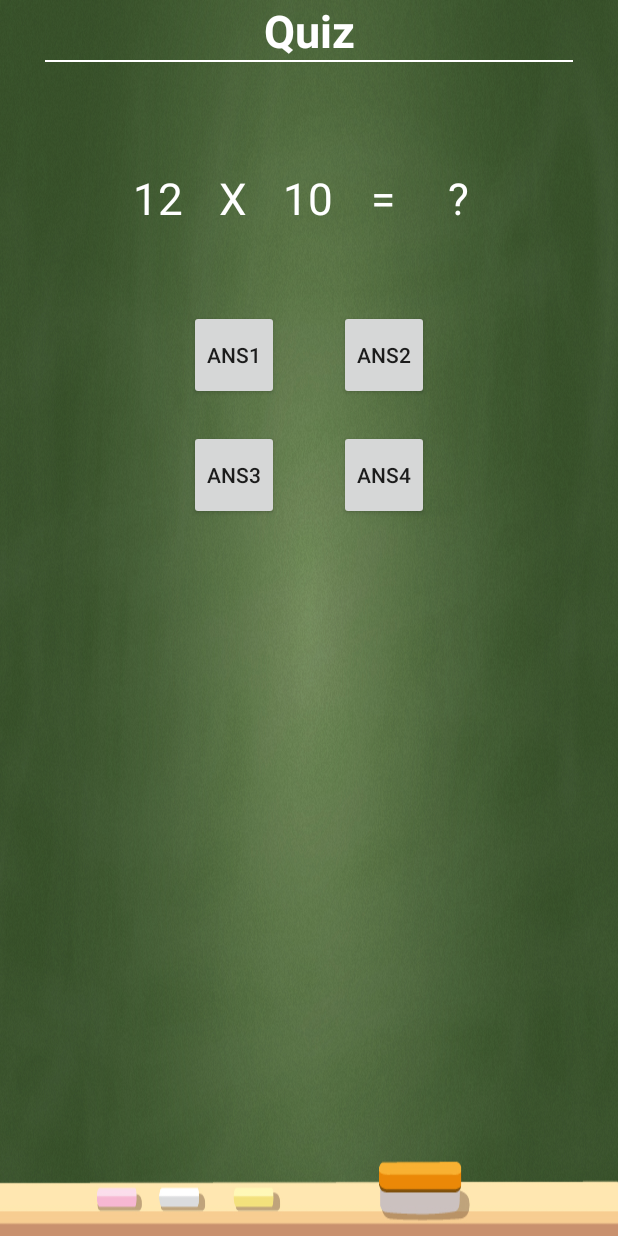
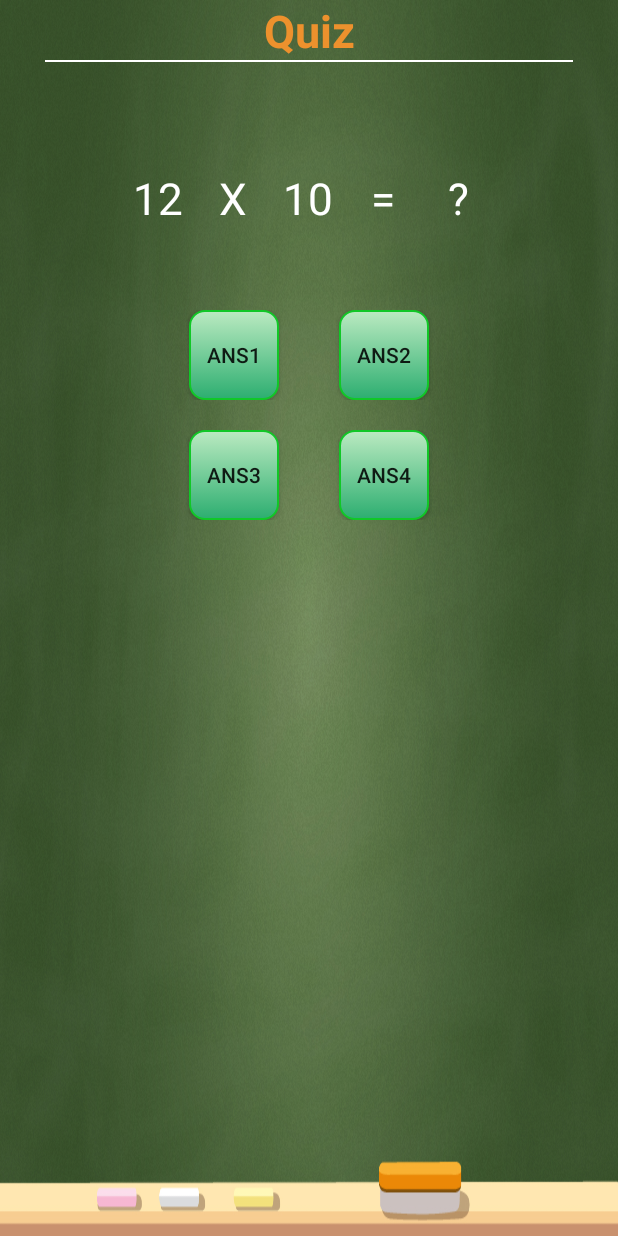
Before and after one commit to codedbyaman/aTable, an Android app: the layout activity_quiz.xml on its own in the app's theme, with its tools: preview values and no code run, on a phone screen of 412 x 824 dp. Run offline under Robolectric (Android 15) with nearby library versions, the phone set to English and light mode, and no system bars.

Commit message:
chenged textcolor from color code to colorMain and usage drawable

```diff
--- a/app/src/main/res/layout/activity_quiz.xml
+++ b/app/src/main/res/layout/activity_quiz.xml
@@ -14,7 +14,7 @@
             android:layout_height="40dp"
             android:text="Quiz"
             android:textAlignment="center"
-            android:textColor="#ffffff"
+            android:textColor="@color/colorMain"
             android:textSize="30sp"
             android:textStyle="bold" />
         <View
@@ -39,7 +39,7 @@
                 android:gravity="center"
                 android:text="12"
                 android:textColor="@android:color/white"
-                android:textSize="29sp" />
+                android:textSize="29sp"/>
 
             <TextView
                 android:layout_width="50dp"
@@ -82,17 +82,19 @@
             android:orientation="horizontal">
 
             <Button
-                android:id="@+id/tv_ans1"
+                android:id="@+id/bt_ans1"
                 android:layout_width="60dp"
                 android:layout_height="60dp"
-                android:text="ans1" />
+                android:text="ans1"
+                android:background="@drawable/button_shape"/>
 
             <Button
-                android:id="@+id/tv_answer2"
+                android:id="@+id/bt_ans2"
                 android:layout_width="60dp"
                 android:layout_height="60dp"
                 android:layout_marginLeft="40dp"
-                android:text="ans2" />
+                android:text="ans2"
+                android:background="@drawable/button_shape"/>
 
         </LinearLayout>
         <LinearLayout
@@ -103,17 +105,19 @@
             android:orientation="horizontal">
 
             <Button
-                android:id="@+id/tv_answer3"
+                android:id="@+id/bt_ans3"
                 android:layout_width="60dp"
                 android:layout_height="60dp"
-                android:text="ans3" />
+                android:text="ans3"
+                android:background="@drawable/button_shape"/>
 
             <Button
-                android:id="@+id/tv_answer4"
+                android:id="@+id/bt_ans4"
                 android:layout_width="60dp"
                 android:layout_height="60dp"
                 android:layout_marginLeft="40dp"
-                android:text="ans4" />
+                android:text="ans4"
+                android:background="@drawable/button_shape"/>
 
         </LinearLayout>
     </LinearLayout>
```
